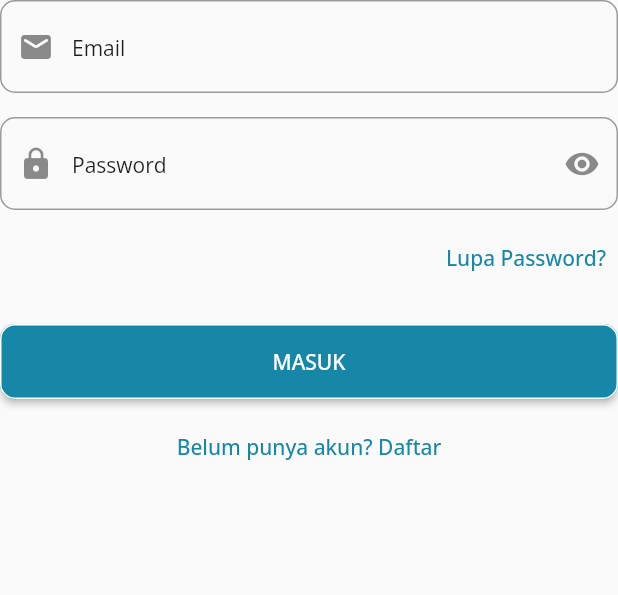
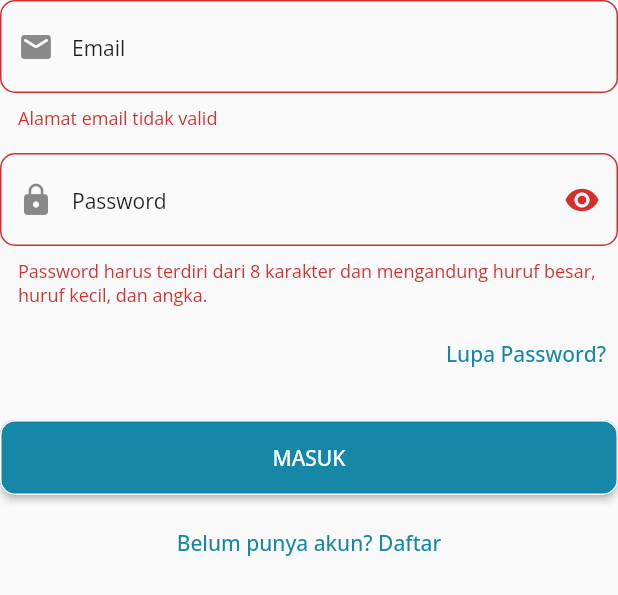
Before and after one commit to ikramattamimi/jayandra_01, a Flutter app: the LoginForm widget shown alone on an empty page, opened directly, after a tap on "MASUK", on a phone screen of 412 x 824 dp. Shown: the top 595 px of the screen. Run offline on Flutter 3.47's test engine with Material 2 defaults, Android fonts, the phone set to English and light mode, and no system bars; our stand-ins replace gap, go_router, google_fonts, material_design_icons_flutter, pin_code_fields, shared_preferences; missing offline and left inert: carbon_icons; accounts and stored records are empty.

Commit message:
Login, session, belum bisa logout

```diff
--- a/lib/models/my_response.dart
+++ b/lib/models/my_response.dart
@@ -1,13 +1,13 @@
 class MyResponse<T> {
-  String code;
-  String? message;
+  int code;
+  String message;
   T? data;
 
-  MyResponse({this.code = "", this.message = "", this.data});
+  MyResponse({this.code = 0, this.message = "", this.data});
 
   factory MyResponse.fromJson(Map<String, dynamic> json, Function fromJsonModel) {
     return MyResponse(
-      code: json['token'],
+      code: json['code'],
       message: json['message'],
       data: (json['data'] != null) ? fromJsonModel(json['data']) : null,
     );
--- a/lib/models/user_model.dart
+++ b/lib/models/user_model.dart
@@ -1,15 +1,19 @@
 class User {
+  final int id;
   final String name;
-  final String username;
-  final String password;
+  final String email;
+  final String electricityclass;
+  final String token;
 
-  User({this.name = "", this.username = "", this.password = ""});
+  User({this.id = 0, this.name = "", this.email = "", this.electricityclass = "", this.token = ""});
 
   factory User.fromJson(Map<String, dynamic> json) {
     return User(
+      id: json['id'],
       name: json['name'],
-      username: json['uername'],
-      password: json['password'],
+      email: json['email'],
+      electricityclass: (json['electricityclass'] != "") ? json['electricityClass'] : "",
+      token: json['token'],
     );
   }
 }
--- a/lib/module/login/login_controller.dart
+++ b/lib/module/login/login_controller.dart
@@ -2,6 +2,7 @@ import 'dart:convert';
 
 import 'package:jayandra_01/models/my_response.dart';
 import 'package:jayandra_01/models/user_model.dart';
+import 'package:shared_preferences/shared_preferences.dart';
 import 'login_repository.dart';
 import 'package:flutter/material.dart';
 import 'package:http/http.dart' as http;
@@ -9,18 +10,30 @@ import 'package:http/http.dart' as http;
 class LoginController {
   LoginRepository _repository = LoginRepository();
 
+  bool isLoading = false;
   var emailController = TextEditingController();
   var passwordController = TextEditingController();
 
   Future<MyResponse> login() async {
     http.Response result = await _repository.login(emailController.text, passwordController.text);
-    print(result.statusCode);
 
-    Map<String, dynamic> myBody = jsonDecode(result.body);
-    MyResponse<User> myResponse = MyResponse.fromJson(myBody, User.fromJson);
+    if (result.statusCode == 200) {
+      Map<String, dynamic> myBody = jsonDecode(result.body);
+      MyResponse<User> myResponse = MyResponse.fromJson(myBody, User.fromJson);
 
-    print("${myResponse.code}");
+      // print(myBody);
+      // print("${myResponse.code}");
 
-    return myResponse;
+      if (myResponse.code == 0) {
+        final prefs = await SharedPreferences.getInstance();
+
+        // simpan token
+        await prefs.setString('token', myResponse.data?.token ?? "");
+      }
+
+      return myResponse;
+    } else {
+      return MyResponse(code: 1, message: "Username atau Password Salah");
+    }
   }
 }
--- a/lib/page/login/login_page.dart
+++ b/lib/page/login/login_page.dart
@@ -95,20 +95,27 @@ class _LoginFormState extends State<LoginForm> {
   LoginController _controller = LoginController();
 
   void _login() async {
-    // if (_loginFormKey.currentState!.validate()) {
+    if (_loginFormKey.currentState!.validate()) {
       // If the form is valid, display a snackbar. In the real world,
       // you'd often call a server or save the information in a database.
 
+      setState(() {
+        _controller.isLoading = true;
+      });
+
       MyResponse response = await _controller.login();
-    if (response.code == 200) {
+
+      setState(() {
+        _controller.isLoading = false;
+      });
+
       ScaffoldMessenger.of(context).showSnackBar(
-        const SnackBar(content: Text('Success')),
+        SnackBar(content: Text(response.message)),
       );
-      print("success");
-    } else {
-      print("failed");
+      if (response.code == 0) {
+        context.goNamed('main_page');
+      } else {}
     }
-    // }
   }
 
   @override
@@ -116,7 +123,7 @@ class _LoginFormState extends State<LoginForm> {
     return Form(
       key: _loginFormKey,
       child: Column(
-        crossAxisAlignment: CrossAxisAlignment.stretch,
+        crossAxisAlignment: CrossAxisAlignment.center,
         children: [
           EmailTextForm(
             controller: _controller.emailController,
@@ -140,22 +147,24 @@ class _LoginFormState extends State<LoginForm> {
                 )),
           ),
           const Gap(20),
-          CustomElevatedButton(
+          (!_controller.isLoading)
+              ? SizedBox(
+                  width: MediaQuery.of(context).size.width,
+                  child: CustomElevatedButton(
                     backgroundColor: Styles.accentColor,
                     borderColor: Styles.secondaryColor,
                     text: "masuk",
                     textStyle: Styles.buttonTextWhite,
                     onPressed: _login,
-            // onPressed: () {
-            //   if (_loginFormKey.currentState!.validate()) {
-            //     // If the form is valid, display a snackbar. In the real world,
-            //     // you'd often call a server or save the information in a database.
-            //     ScaffoldMessenger.of(context).showSnackBar(
-            //       const SnackBar(content: Text('Processing Data')),
-            //     );
-            //     login(_email, _password);
-            //   }
-            // },
+                  ),
+                )
+              : SizedBox(
+                  height: 32,
+                  width: 32,
+                  child: CircularProgressIndicator(
+                    color: Styles.accentColor,
+                    strokeWidth: 3,
+                  ),
                 ),
           const Gap(8),
           Center(
--- a/lib/router/app_router.dart
+++ b/lib/router/app_router.dart
@@ -84,8 +84,8 @@ class AppRouter {
         ],
       ),
     ],
-    // initialLocation: '/landing_page',
-    initialLocation: '/',
+    initialLocation: '/landing_page',
+    // initialLocation: '/',
     debugLogDiagnostics: true,
     routerNeglect: true,
   );
--- a/pubspec.yaml
+++ b/pubspec.yaml
@@ -46,6 +46,7 @@ dependencies:
   pin_code_fields: ^7.4.0
   http: ^0.13.5
   material_design_icons_flutter: ^6.0.7096
+  shared_preferences: ^2.1.0
 
 dev_dependencies:
   flutter_test:
```
Also changed, not shown: lib/page/login/landing_page.dart (+23 -1 lines), pubspec.lock, 1 other file. Lines whose indentation alone changed are shown as unchanged.
